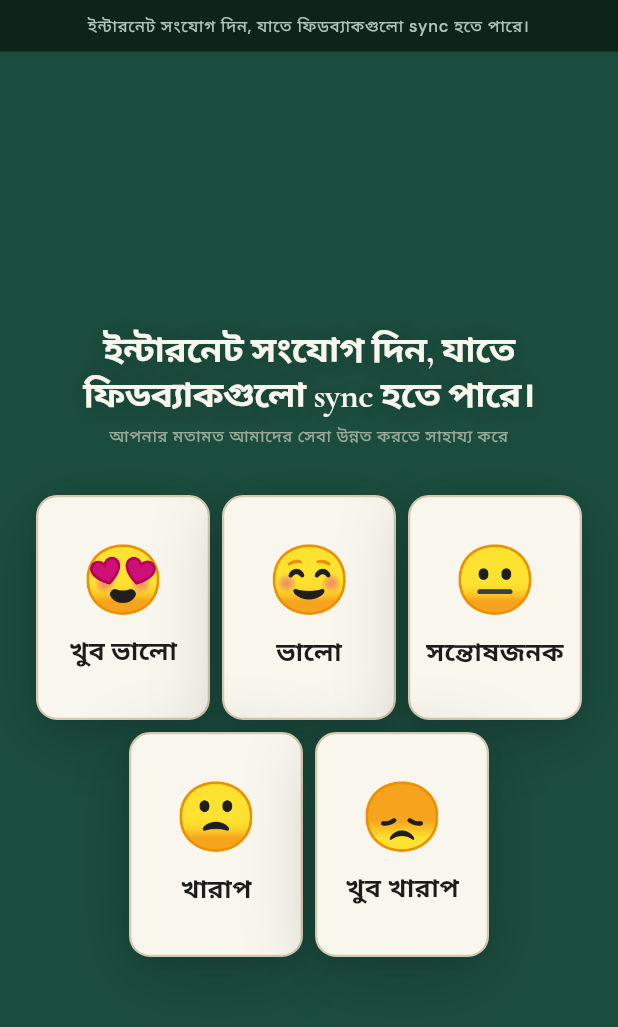
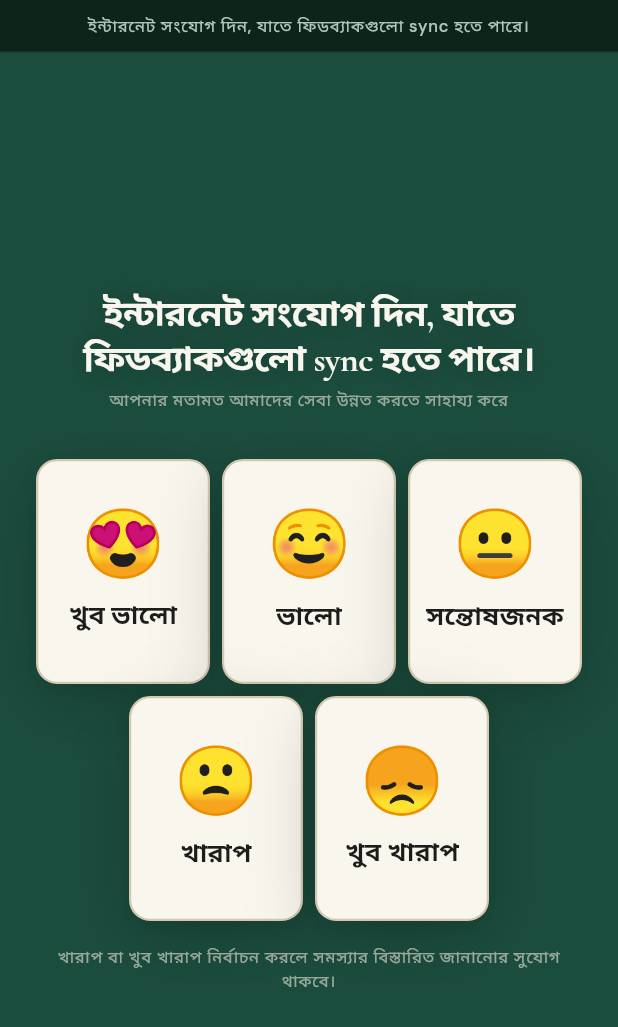
Before and after one commit to devsajibghosh/feedback_flutter, a Flutter app: the FeedbackScreen widget shown alone on an empty page, opened directly with empty values, on a phone screen of 412 x 824 dp. Shown: the top 1027 px of the screen. Run offline on Flutter 3.47's test engine with Material 3 defaults, Android fonts, the phone set to English and light mode, and no system bars; our stand-ins replace cached_network_image, connectivity_plus, dio, shared_preferences, sqflite, sqflite_common_ffi and 1 more; accounts and stored records are empty; network calls fail.

Commit message:
FIX-03 §4: helper text under the rating cards
Added _RatingHelperText below the rating grid (last child of the same
Column as _RatingRow), sharing the grid's own horizontal padding
context plus a matching maxWidth:1200 so it wraps at the grid's edge
on wide screens, not the screen's.

The Bengali string was copied programmatically from FIX-03.md line
142 with a Python script -- not retyped -- and verified with a grep
for both the exact string and the trailing danda immediately after,
per the explicit "copy verbatim" instruction.

Styling matches the spec table: parchment @ 60%, 0.04em letter
spacing, weight 400, size 13/12/11 via a new
Responsive.helperTextSize getter, centered, no maxLines cap so it
wraps instead of ever truncating, 16px above / 0 below. Hidden on
short-height (phone landscape), same flag the subtitle/logo already
use. Plain Text, no gesture -- nothing to exclude from semantics.

3 new tests (shown + positioned correctly, hidden on short-height,
confirmed inert to taps). 74/74 tests pass.

Co-Authored-By: Claude Sonnet 5 <noreply@anthropic.com>
Claude-Session: https://claude.ai/code/session_01RUXY5uqNxGojJ3PxFuFLmV

```diff
--- a/lib/screens/feedback_screen.dart
+++ b/lib/screens/feedback_screen.dart
@@ -295,6 +295,7 @@ class _FeedbackScreenState extends State<FeedbackScreen>
                                 : responsive.gap(52),
                           ),
                           _RatingRow(onSelect: _handleRatingTap),
+                          if (!responsive.isShortHeight) const _RatingHelperText(),
                         ],
                       ),
                     ),
@@ -443,6 +444,44 @@ class _RatingRow extends StatelessWidget {
   }
 }
 
+/// The hint below the rating grid (FIX-03 §4): tells a visitor who's about
+/// to tap 🙁 or 😞 that there's a place to explain what went wrong, before
+/// they've committed to a rating and possibly walked away. Plain text, not
+/// a control — no gesture, no semantics as a button, just informational
+/// copy a screen reader reads like any other paragraph. Hidden on a short
+/// (phone-landscape) screen, where the ratings themselves need the room
+/// more than the hint does.
+class _RatingHelperText extends StatelessWidget {
+  const _RatingHelperText();
+
+  @override
+  Widget build(BuildContext context) {
+    final size = Responsive.of(context).helperTextSize;
+    return Padding(
+      padding: const EdgeInsets.only(top: 16),
+      // Same maxWidth as _RatingRow's non-wrap branch, so on a very wide
+      // screen this wraps at the same point the rating grid itself does —
+      // the screen edge and the grid edge are only the same thing up to
+      // 1200px.
+      child: ConstrainedBox(
+        constraints: const BoxConstraints(maxWidth: 1200),
+        child: Text(
+          'খারাপ বা খুব খারাপ নির্বাচন করলে সমস্যার বিস্তারিত জানানোর সুযোগ থাকবে।',
+          textAlign: TextAlign.center,
+          style: TextStyle(
+            fontFamily: AppTheme.bodyFontFamily,
+            fontFamilyFallback: AppTheme.bengaliFallback,
+            fontWeight: FontWeight.w400,
+            fontSize: size,
+            color: AppTokens.parchment.withOpacity(0.6),
+            letterSpacing: size * 0.04,
+          ),
+        ),
+      ),
+    );
+  }
+}
+
 /// The submit-success shape (§3.5), now a non-blocking overlay rather than a
 /// modal (FIX-03 §2): tapping it dismisses it early; tapping anywhere else —
 /// including a rating card behind it — reaches whatever's underneath, since
--- a/lib/theme/responsive.dart
+++ b/lib/theme/responsive.dart
@@ -185,4 +185,7 @@ class Responsive {
 
   double get noticeStripFontSize =>
       _scale(compactPortrait: 14, expanded: (_) => 16);
+
+  // ── Rating-grid helper text (FIX-03 §4) ─────────────────────────────
+  double get helperTextSize => isExpanded ? 13.0 : (isMedium ? 12.0 : 11.0);
 }
```
Also changed, not shown: 2 other files.
